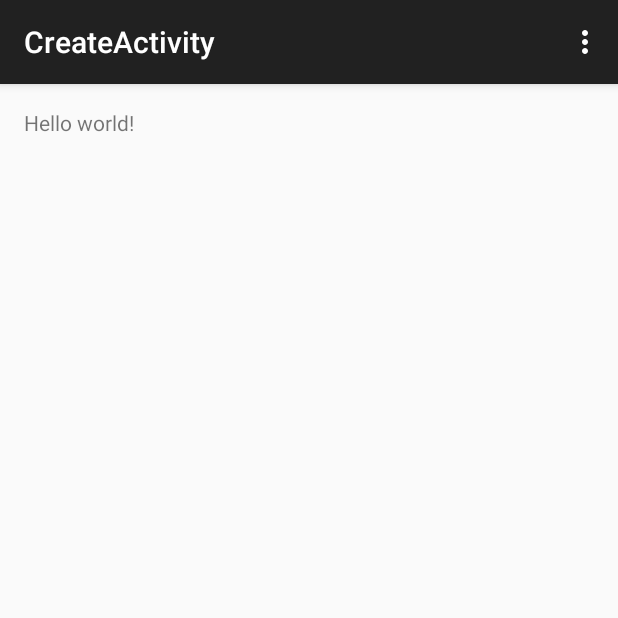
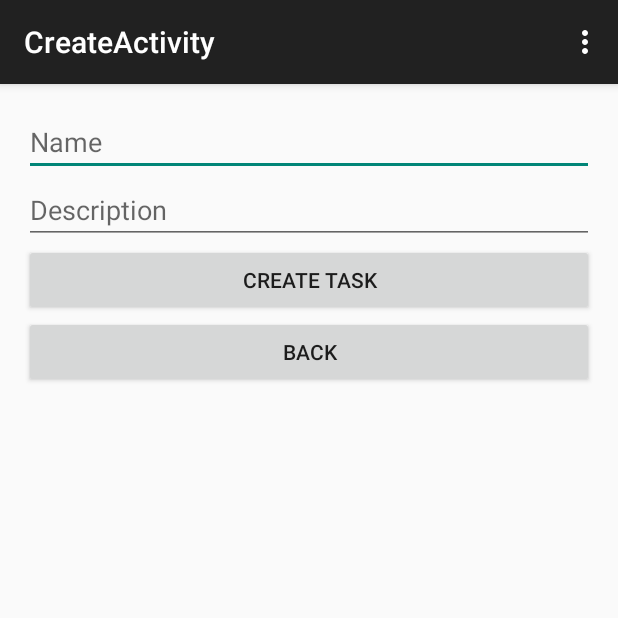
Before and after one commit to bteric01/AndroidParseToDoList-Assignment-7, an Android app: the CreateActivity screen opened directly, with no data from a screen before it, on a phone screen of 412 x 824 dp, the top half of it. Run offline under Robolectric (Android 15) with nearby library versions, the phone set to English and light mode, and no system bars.

Commit message:
Updated the code for activity_update and activity_create
Put new code in activity_update.xml and activity_create.xml

```diff
--- a/app/src/main/res/layout/activity_create.xml
+++ b/app/src/main/res/layout/activity_create.xml
@@ -6,7 +6,35 @@
     android:paddingBottom="@dimen/activity_vertical_margin"
     tools:context="com.revivalx.androidparsetodolist.CreateActivity">
 
-    <TextView android:text="@string/hello_world" android:layout_width="wrap_content"
-        android:layout_height="wrap_content" />
+    <EditText
+        android:layout_width="fill_parent"
+        android:layout_height="wrap_content"
+        android:id="@+id/txtName"
+        android:layout_alignParentTop="true"
+        android:layout_centerHorizontal="true"
+        android:hint="Name"/>
 
+    <EditText
+        android:layout_width="fill_parent"
+        android:layout_height="wrap_content"
+        android:id="@+id/txtDescription"
+        android:layout_below="@+id/txtName"
+        android:layout_centerHorizontal="true"
+        android:hint="Description"/>
+
+    <Button
+        android:layout_width="fill_parent"
+        android:layout_height="wrap_content"
+        android:text="Create Task"
+        android:id="@+id/btnCreate"
+        android:layout_below="@+id/txtDescription"
+        android:layout_centerHorizontal="true" />
+
+    <Button
+        android:layout_width="fill_parent"
+        android:layout_height="wrap_content"
+        android:text="Back"
+        android:id="@+id/btnBack"
+        android:layout_below="@+id/btnCreate"
+        android:layout_centerHorizontal="true" />
 </RelativeLayout>
```
Also changed, not shown: app/src/main/res/layout/activity_update.xml (+30 -2 lines).
